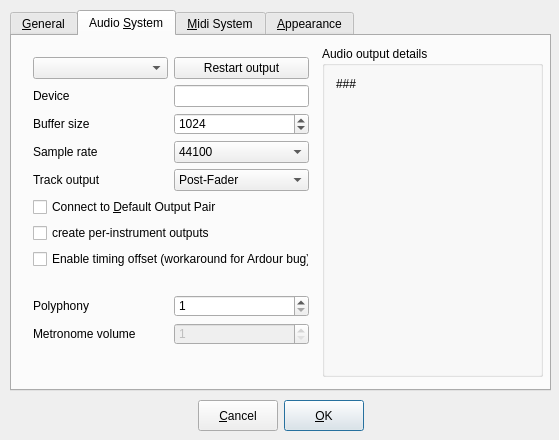
Before: the Qt Designer form gui/src/UI/PreferencesDialog_UI.ui in hydrogen-music/hydrogen, drawn with Qt 5.
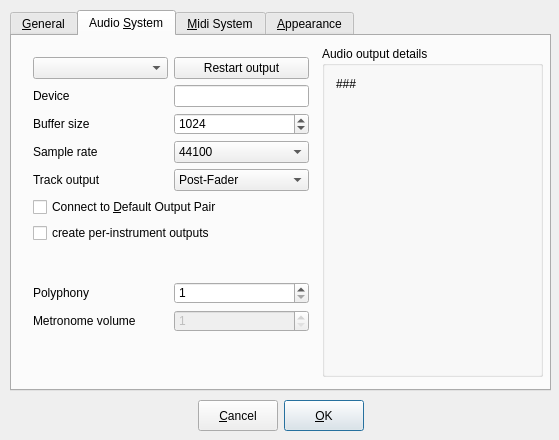
After: the same form once the commit is applied. The open tabs and pages were chosen to show the change. Custom widgets are drawn as their Qt base class.

Commit message:
Remove the "Ardour Transport Workaround."
Ardour has apparently fixed the problem on their end, and the
workaround has a dubious reputation on Hydrogen's end.  It was agreed
on the dev list that it's best to take this out.

Diff of the .ui file:
```diff
--- a/gui/src/UI/PreferencesDialog_UI.ui
+++ b/gui/src/UI/PreferencesDialog_UI.ui
@@ -249,14 +249,6 @@
     </widget>
    </widget>
    <widget class="QWidget" name="tab_2" >
-    <property name="geometry" >
-     <rect>
-      <x>0</x>
-      <y>0</y>
-      <width>537</width>
-      <height>355</height>
-     </rect>
-    </property>
     <attribute name="title" >
      <string>Audio &amp;System</string>
     </attribute>
@@ -297,9 +289,9 @@
        <height>331</height>
       </rect>
      </property>
-     <layout class="QVBoxLayout" name="verticalLayout" >
+     <layout class="QVBoxLayout" >
       <item>
-       <layout class="QHBoxLayout" name="horizontalLayout" >
+       <layout class="QHBoxLayout" >
         <item>
          <widget class="QComboBox" name="driverComboBox" />
         </item>
@@ -314,10 +306,22 @@
       </item>
       <item>
        <layout class="QGridLayout" >
-        <property name="margin" >
+        <property name="leftMargin" >
          <number>0</number>
         </property>
-        <property name="spacing" >
+        <property name="topMargin" >
+         <number>0</number>
+        </property>
+        <property name="rightMargin" >
+         <number>0</number>
+        </property>
+        <property name="bottomMargin" >
+         <number>0</number>
+        </property>
+        <property name="horizontalSpacing" >
+         <number>6</number>
+        </property>
+        <property name="verticalSpacing" >
          <number>6</number>
         </property>
         <item row="1" column="1" >
@@ -469,21 +473,14 @@
           </property>
          </widget>
         </item>
-        <item>
-         <widget class="QCheckBox" name="ardourTransportWorkaround" >
-          <property name="text" >
-           <string>Enable timing offset (workaround for Ardour bug)</string>
-          </property>
-         </widget>
-        </item>
        </layout>
       </item>
       <item>
-       <spacer name="verticalSpacer" >
+       <spacer>
         <property name="orientation" >
          <enum>Qt::Vertical</enum>
         </property>
-        <property name="sizeHint" stdset="0" >
+        <property name="sizeHint" >
          <size>
           <width>20</width>
           <height>40</height>
@@ -496,7 +493,19 @@
         <property name="margin" >
          <number>0</number>
         </property>
-        <property name="spacing" >
+        <property name="topMargin" >
+         <number>0</number>
+        </property>
+        <property name="rightMargin" >
+         <number>0</number>
+        </property>
+        <property name="bottomMargin" >
+         <number>0</number>
+        </property>
+        <property name="horizontalSpacing" >
+         <number>6</number>
+        </property>
+        <property name="verticalSpacing" >
          <number>6</number>
         </property>
         <item row="0" column="1" >
@@ -557,11 +566,11 @@
        </layout>
       </item>
       <item>
-       <spacer name="verticalSpacer_2" >
+       <spacer>
         <property name="orientation" >
          <enum>Qt::Vertical</enum>
         </property>
-        <property name="sizeHint" stdset="0" >
+        <property name="sizeHint" >
          <size>
           <width>20</width>
           <height>40</height>
```
Left out of the diff: 91 changed lines with no effect on the pictures. The commit also changes 6 other files.
